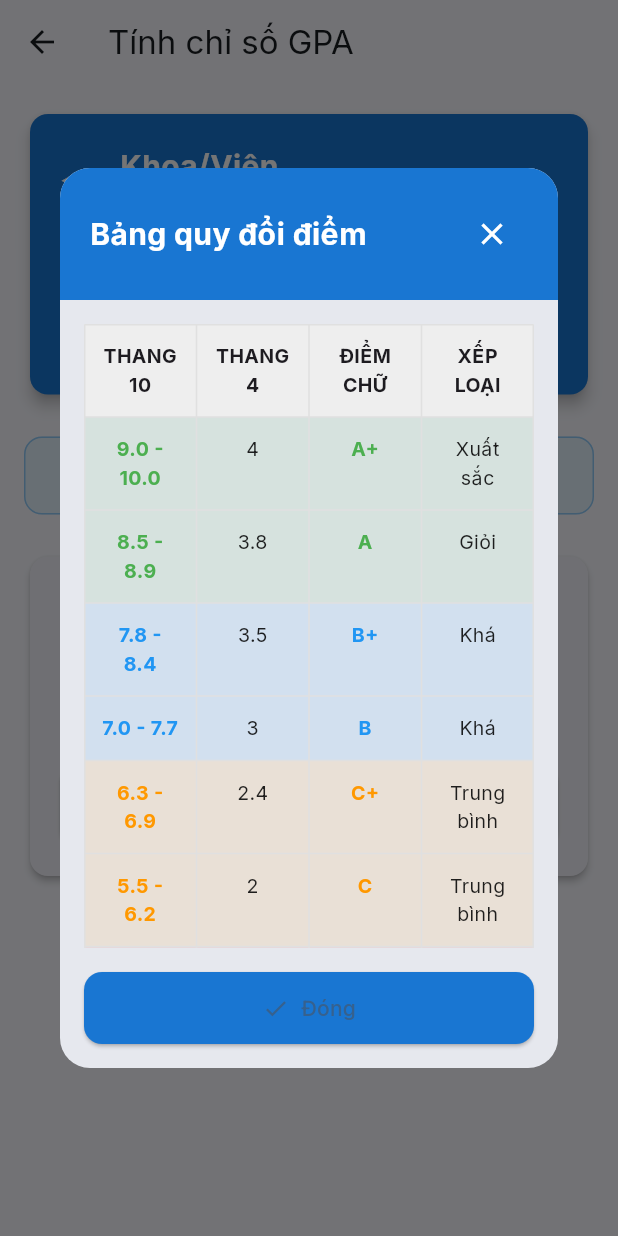
After one commit to MonsieurDalex0512/lms_KMA, a Flutter app: the GPACalculatorScreen screen opened directly, after a tap on "Thang điểm", on a phone screen of 412 x 824 dp. The commit adds this screen. Run offline on Flutter 3.47's test engine with Material 3 defaults, Android fonts, the phone set to English and light mode, and no system bars; our stand-ins replace dio, fl_chart, go_router, google_fonts, jwt_decoder, shared_preferences and 2 more; missing offline and left inert: webview_flutter_android; accounts and stored records are empty; network calls fail.

Commit message:
Update tiện ích tính GPA mong muốn

```diff
--- /dev/null
+++ b/lms_mobile/lib/features/student/gpa_calculator_screen.dart
@@ -0,0 +1,544 @@
+import 'package:flutter/material.dart';
+import '../../core/api_client.dart';
+
+class GPACalculatorScreen extends StatefulWidget {
+  const GPACalculatorScreen({super.key});
+
+  @override
+  State<GPACalculatorScreen> createState() => _GPACalculatorScreenState();
+}
+
+class _GPACalculatorScreenState extends State<GPACalculatorScreen> {
+  final ApiClient _apiClient = ApiClient();
+  String? _departmentName;
+  int _totalCredits = 130;
+  int _completedCredits = 0;
+  double _currentGPA = 0.0;
+  bool _isLoading = true;
+
+  final TextEditingController _targetGPAController = TextEditingController();
+
+  @override
+  void initState() {
+    super.initState();
+    _loadStudentInfo();
+  }
+
+  @override
+  void dispose() {
+    _targetGPAController.dispose();
+    super.dispose();
+  }
+
+  Future<void> _loadStudentInfo() async {
+    try {
+      final response = await _apiClient.client.get('/students/me');
+      if (response.data != null) {
+        setState(() {
+          _departmentName = response.data['department_name'] ?? 'Khoa/Viện';
+        });
+      }
+
+      // Load academic summary để lấy thông tin tín chỉ
+      final summaryResponse = await _apiClient.client.get('/students/academic-summary');
+      if (summaryResponse.data != null) {
+        setState(() {
+          _completedCredits = summaryResponse.data['total_completed_credits'] ?? 0;
+          _currentGPA = summaryResponse.data['cumulative_cpa'] ?? 0.0;
+          _isLoading = false;
+        });
+      } else {
+        setState(() {
+          _isLoading = false;
+        });
+      }
+    } catch (e) {
+      print('Error loading student info: $e');
+      setState(() {
+        _isLoading = false;
+      });
+    }
+  }
+
+  int get _remainingCredits => _totalCredits - _completedCredits;
+
+  void _showGradeScaleDialog() {
+    showDialog(
+      context: context,
+      builder: (context) => _GradeScaleDialog(),
+    );
+  }
+
+  void _calculateTargetGPA() {
+    final targetGPA = double.tryParse(_targetGPAController.text);
+    if (targetGPA == null || targetGPA < 0 || targetGPA > 4.0) {
+      _showErrorDialog('Vui lòng nhập GPA hợp lệ (0.0 - 4.0)');
+      return;
+    }
+
+    if (_remainingCredits <= 0) {
+      _showErrorDialog('Bạn đã hoàn thành đủ số tín chỉ yêu cầu!');
+      return;
+    }
+
+    // Tính GPA cần đạt: (targetGPA * totalCredits - currentGPA * completedCredits) / remainingCredits
+    final requiredGPA = (_totalCredits * targetGPA - _completedCredits * _currentGPA) / _remainingCredits;
+
+    if (requiredGPA > 4.0) {
+      _showErrorDialog(
+        'Không thể đạt được GPA ${targetGPA.toStringAsFixed(2)}!\n'
+        'Với ${_remainingCredits} tín chỉ còn lại, bạn cần đạt GPA tối đa 4.0, '
+        'nhưng vẫn chỉ đạt được GPA tối đa ${((_completedCredits * _currentGPA + _remainingCredits * 4.0) / _totalCredits).toStringAsFixed(2)}.',
+      );
+      return;
+    }
+
+    if (requiredGPA < 0) {
+      _showErrorDialog('Bạn đã đạt hoặc vượt mức GPA mong đợi!');
+      return;
+    }
+
+    _showResultDialog(targetGPA, requiredGPA);
+  }
+
+  void _showResultDialog(double targetGPA, double requiredGPA) {
+    showDialog(
+      context: context,
+      builder: (context) => AlertDialog(
+        shape: RoundedRectangleBorder(borderRadius: BorderRadius.circular(20)),
+        title: Row(
+          children: [
+            Icon(Icons.check_circle, color: Colors.green, size: 28),
+            const SizedBox(width: 8),
+            const Expanded(child: Text('Kết quả tính toán')),
+          ],
+        ),
+        content: Column(
+          mainAxisSize: MainAxisSize.min,
+          crossAxisAlignment: CrossAxisAlignment.start,
+          children: [
+            _buildResultRow('GPA hiện tại:', _currentGPA.toStringAsFixed(2)),
+            _buildResultRow('Tín chỉ đã hoàn thành:', '$_completedCredits / $_totalCredits'),
+            _buildResultRow('Tín chỉ còn lại:', '$_remainingCredits'),
+            const Divider(height: 24),
+            _buildResultRow('GPA mong đợi:', targetGPA.toStringAsFixed(2), isHighlight: true),
+            const SizedBox(height: 8),
+            Container(
+              padding: const EdgeInsets.all(12),
+              decoration: BoxDecoration(
+                color: _getGPAColor(requiredGPA).withOpacity(0.1),
+                borderRadius: BorderRadius.circular(8),
+                border: Border.all(color: _getGPAColor(requiredGPA), width: 2),
+              ),
+              child: Row(
+                children: [
+                  Icon(Icons.trending_up, color: _getGPAColor(requiredGPA)),
+                  const SizedBox(width: 8),
+                  Expanded(
+                    child: Column(
+                      crossAxisAlignment: CrossAxisAlignment.start,
+                      children: [
+                        Text(
+                          'GPA trung bình cần đạt:',
+                          style: TextStyle(fontSize: 12, color: Colors.grey[600]),
+                        ),
+                        Text(
+                          requiredGPA.toStringAsFixed(2),
+                          style: TextStyle(
+                            fontSize: 24,
+                            fontWeight: FontWeight.bold,
+                            color: _getGPAColor(requiredGPA),
+                          ),
+                        ),
+                      ],
+                    ),
+                  ),
+                ],
+              ),
+            ),
+          ],
+        ),
+        actions: [
+          TextButton(
+            onPressed: () => Navigator.pop(context),
+            child: const Text('Đóng'),
+          ),
+        ],
+      ),
+    );
+  }
+
+  Widget _buildResultRow(String label, String value, {bool isHighlight = false}) {
+    return Padding(
+      padding: const EdgeInsets.symmetric(vertical: 4),
+      child: Row(
+        mainAxisAlignment: MainAxisAlignment.spaceBetween,
+        children: [
+          Text(
+            label,
+            style: TextStyle(
+              fontSize: isHighlight ? 16 : 14,
+              fontWeight: isHighlight ? FontWeight.bold : FontWeight.normal,
+              color: Colors.grey[700],
+            ),
+          ),
+          Text(
+            value,
+            style: TextStyle(
+              fontSize: isHighlight ? 18 : 14,
+              fontWeight: FontWeight.bold,
+              color: isHighlight ? Colors.blue.shade700 : Colors.black87,
+            ),
+          ),
+        ],
+      ),
+    );
+  }
+
+  void _showErrorDialog(String message) {
+    showDialog(
+      context: context,
+      builder: (context) => AlertDialog(
+        shape: RoundedRectangleBorder(borderRadius: BorderRadius.circular(20)),
+        title: Row(
+          children: [
+            Icon(Icons.error_outline, color: Colors.red, size: 28),
+            const SizedBox(width: 8),
+            const Expanded(child: Text('Thông báo')),
+          ],
+        ),
+        content: Text(message),
+        actions: [
+          TextButton(
+            onPressed: () => Navigator.pop(context),
+            child: const Text('Đóng'),
+          ),
+        ],
+      ),
+    );
+  }
+
+  Color _getGPAColor(double gpa) {
+    if (gpa >= 3.2) return Colors.green;
+    if (gpa >= 2.5) return Colors.blue;
+    if (gpa >= 2.0) return Colors.orange;
+    return Colors.red;
+  }
+
+  @override
+  Widget build(BuildContext context) {
+    return Scaffold(
+      appBar: AppBar(
+        title: const Text('Tính chỉ số GPA'),
+      ),
+      body: _isLoading
+          ? const Center(child: CircularProgressIndicator())
+          : SingleChildScrollView(
+              padding: const EdgeInsets.all(16),
+              child: Column(
+                crossAxisAlignment: CrossAxisAlignment.start,
+                children: [
+                  // Header card với thông tin Khoa/Viện và tổng tín chỉ
+                  Card(
+                    elevation: 4,
+                    color: Colors.blue.shade700,
+                    child: Padding(
+                      padding: const EdgeInsets.all(20),
+                      child: Column(
+                        children: [
+                          Row(
+                            children: [
+                              Icon(Icons.school, color: Colors.white, size: 28),
+                              const SizedBox(width: 12),
+                              Expanded(
+                                child: Column(
+                                  crossAxisAlignment: CrossAxisAlignment.start,
+                                  children: [
+                                    Text(
+                                      _departmentName ?? 'Khoa/Viện',
+                                      style: const TextStyle(
+                                        color: Colors.white,
+                                        fontSize: 20,
+                                        fontWeight: FontWeight.bold,
+                                      ),
+                                    ),
+                                    const SizedBox(height: 4),
+                                    Text(
+                                      'Tổng số tín chỉ: $_totalCredits',
+                                      style: TextStyle(
+                                        color: Colors.white.withOpacity(0.9),
+                                        fontSize: 16,
+                                      ),
+                                    ),
+                                  ],
+                                ),
+                              ),
+                            ],
+                          ),
+                          const SizedBox(height: 16),
+                          const Divider(color: Colors.white24),
+                          const SizedBox(height: 12),
+                          Row(
+                            mainAxisAlignment: MainAxisAlignment.spaceAround,
+                            children: [
+                              _buildStatCard('Đã hoàn thành', '$_completedCredits TC', Colors.green),
+                              _buildStatCard('Còn lại', '$_remainingCredits TC', Colors.orange),
+                              _buildStatCard('GPA hiện tại', _currentGPA.toStringAsFixed(2), Colors.blue),
+                            ],
+                          ),
+                        ],
+                      ),
+                    ),
+                  ),
+                  const SizedBox(height: 24),
+
+                  // Nút Thang điểm
+                  SizedBox(
+                    width: double.infinity,
+                    child: ElevatedButton.icon(
+                      onPressed: _showGradeScaleDialog,
+                      icon: const Icon(Icons.table_chart),
+                      label: const Text('Thang điểm'),
+                      style: ElevatedButton.styleFrom(
+                        padding: const EdgeInsets.symmetric(vertical: 16),
+                        backgroundColor: Colors.blue.shade50,
+                        foregroundColor: Colors.blue.shade700,
+                        elevation: 0,
+                        shape: RoundedRectangleBorder(
+                          borderRadius: BorderRadius.circular(12),
+                          side: BorderSide(color: Colors.blue.shade200, width: 1),
+                        ),
+                      ),
+                    ),
+                  ),
+                  const SizedBox(height: 24),
+
+                  // Phần tính GPA mong đợi
+                  Card(
+                    elevation: 2,
+                    child: Padding(
+                      padding: const EdgeInsets.all(20),
+                      child: Column(
+                        crossAxisAlignment: CrossAxisAlignment.start,
+                        children: [
+                          Row(
+                            children: [
+                              Icon(Icons.calculate, color: Colors.blue.shade700, size: 24),
+                              const SizedBox(width: 8),
+                              const Text(
+                                'Tính GPA mong đợi',
+                                style: TextStyle(
+                                  fontSize: 18,
+                                  fontWeight: FontWeight.bold,
+                                ),
+                              ),
+                            ],
+                          ),
+                          const SizedBox(height: 16),
+                          TextField(
+                            controller: _targetGPAController,
+                            keyboardType: TextInputType.numberWithOptions(decimal: true),
+                            decoration: InputDecoration(
+                              labelText: 'Nhập GPA mong đợi (0.0 - 4.0)',
+                              hintText: 'Ví dụ: 3.5',
+                              prefixIcon: const Icon(Icons.star),
+                              border: OutlineInputBorder(
+                                borderRadius: BorderRadius.circular(12),
+                              ),
+                              filled: true,
+                              fillColor: Colors.grey[50],
+                            ),
+                          ),
+                          const SizedBox(height: 20),
+                          SizedBox(
+                            width: double.infinity,
+                            child: ElevatedButton(
+                              onPressed: _calculateTargetGPA,
+                              style: ElevatedButton.styleFrom(
+                                padding: const EdgeInsets.symmetric(vertical: 16),
+                                backgroundColor: Colors.blue.shade700,
+                                shape: RoundedRectangleBorder(
+                                  borderRadius: BorderRadius.circular(12),
+                                ),
+                              ),
+                              child: const Text(
+                                'Tính toán',
+                                style: TextStyle(fontSize: 16, fontWeight: FontWeight.bold),
+                              ),
+                            ),
+                          ),
+                        ],
+                      ),
+                    ),
+                  ),
+                ],
+              ),
+            ),
+    );
+  }
+
+  Widget _buildStatCard(String label, String value, Color color) {
+    return Column(
+      children: [
+        Text(
+          label,
+          style: TextStyle(color: Colors.white.withOpacity(0.8), fontSize: 12),
+        ),
+        const SizedBox(height: 4),
+        Text(
+          value,
+          style: const TextStyle(
+            color: Colors.white,
+            fontSize: 18,
+            fontWeight: FontWeight.bold,
+          ),
+        ),
+      ],
+    );
+  }
+}
+
+// Dialog hiển thị bảng quy đổi điểm
+class _GradeScaleDialog extends StatelessWidget {
+  final List<Map<String, dynamic>> _gradeScale = [
+    {'range': '9.0 - 10.0', 'scale4': '4', 'letter': 'A+', 'classification': 'Xuất sắc', 'color': Colors.green},
+    {'range': '8.5 - 8.9', 'scale4': '3.8', 'letter': 'A', 'classification': 'Giỏi', 'color': Colors.green},
+    {'range': '7.8 - 8.4', 'scale4': '3.5', 'letter': 'B+', 'classification': 'Khá', 'color': Colors.blue},
+    {'range': '7.0 - 7.7', 'scale4': '3', 'letter': 'B', 'classification': 'Khá', 'color': Colors.blue},
+    {'range': '6.3 - 6.9', 'scale4': '2.4', 'letter': 'C+', 'classification': 'Trung bình', 'color': Colors.orange},
+    {'range': '5.5 - 6.2', 'scale4': '2', 'letter': 'C', 'classification': 'Trung bình', 'color': Colors.orange},
+    {'range': '4.8 - 5.4', 'scale4': '1.5', 'letter': 'D+', 'classification': 'Trung bình yếu', 'color': Colors.red},
+    {'range': '4.0 - 4.7', 'scale4': '1', 'letter': 'D', 'classification': 'Trung bình yếu', 'color': Colors.red},
+    {'range': '0.0 - 3.9', 'scale4': '0', 'letter': 'F', 'classification': 'Kém', 'color': Colors.red},
+  ];
+
+  _GradeScaleDialog({super.key});
+
+  @override
+  Widget build(BuildContext context) {
+    return Dialog(
+      shape: RoundedRectangleBorder(borderRadius: BorderRadius.circular(20)),
+      child: Container(
+        constraints: const BoxConstraints(maxHeight: 600),
+        child: Column(
+          mainAxisSize: MainAxisSize.min,
+          children: [
+            // Header
+            Container(
+              padding: const EdgeInsets.all(20),
+              decoration: BoxDecoration(
+                color: Colors.blue.shade700,
+                borderRadius: const BorderRadius.only(
+                  topLeft: Radius.circular(20),
+                  topRight: Radius.circular(20),
+                ),
+              ),
+              child: Row(
+                children: [
+                  const Expanded(
+                    child: Text(
+                      'Bảng quy đổi điểm',
+                      style: TextStyle(
+                        color: Colors.white,
+                        fontSize: 20,
+                        fontWeight: FontWeight.bold,
+                      ),
+                    ),
+                  ),
+                  IconButton(
+                    icon: const Icon(Icons.close, color: Colors.white),
+                    onPressed: () => Navigator.pop(context),
+                  ),
+                ],
+              ),
+            ),
+            // Table
+            Flexible(
+              child: SingleChildScrollView(
+                child: Padding(
+                  padding: const EdgeInsets.all(16),
+                  child: Table(
+                    border: TableBorder.all(color: Colors.grey[300]!, width: 1),
+                    children: [
+                      // Header row
+                      TableRow(
+                        decoration: BoxDecoration(color: Colors.grey[200]),
+                        children: [
+                          _buildHeaderCell('THANG 10'),
+                          _buildHeaderCell('THANG 4'),
+                          _buildHeaderCell('ĐIỂM CHỮ'),
+                          _buildHeaderCell('XẾP LOẠI'),
+                        ],
+                      ),
+                      // Data rows
+                      ..._gradeScale.map((grade) {
+                        final color = grade['color'] as Color;
+                        return TableRow(
+                          decoration: BoxDecoration(color: color.withOpacity(0.1)),
+                          children: [
+                            _buildDataCell(grade['range'], color),
+                            _buildDataCell(grade['scale4']),
+                            _buildDataCell(grade['letter'], color),
+                            _buildDataCell(grade['classification']),
+                          ],
+                        );
+                      }),
+                    ],
+                  ),
+                ),
+              ),
+            ),
+            // Footer button
+            Padding(
+              padding: const EdgeInsets.all(16),
+              child: SizedBox(
+                width: double.infinity,
+                child: ElevatedButton.icon(
+                  onPressed: () => Navigator.pop(context),
+                  icon: const Icon(Icons.check),
+                  label: const Text('Đóng'),
+                  style: ElevatedButton.styleFrom(
+                    padding: const EdgeInsets.symmetric(vertical: 14),
+                    backgroundColor: Colors.blue.shade700,
+                    shape: RoundedRectangleBorder(
+                      borderRadius: BorderRadius.circular(12),
+                    ),
+                  ),
+                ),
+              ),
+            ),
+          ],
+        ),
+      ),
+    );
+  }
+
+  Widget _buildHeaderCell(String text) {
+    return Padding(
+      padding: const EdgeInsets.all(12),
+      child: Text(
+        text,
+        style: const TextStyle(
+          fontWeight: FontWeight.bold,
+          fontSize: 13,
+        ),
+        textAlign: TextAlign.center,
+      ),
+    );
+  }
+
+  Widget _buildDataCell(String text, [Color? color]) {
+    return Padding(
+      padding: const EdgeInsets.all(12),
+      child: Text(
+        text,
+        style: TextStyle(
+          fontSize: 13,
+          color: color ?? Colors.black87,
+          fontWeight: color != null ? FontWeight.bold : FontWeight.normal,
+        ),
+        textAlign: TextAlign.center,
+      ),
+    );
+  }
+}
--- a/lms_mobile/lib/features/student/student_home_screen.dart
+++ b/lms_mobile/lib/features/student/student_home_screen.dart
@@ -7,6 +7,7 @@ import 'projects_screen.dart';
 import 'reports_screen.dart';
 import 'notifications_screen.dart';
 import 'tuition_screen.dart';
+import 'utilities_screen.dart';
 
 class StudentHomeScreen extends StatefulWidget {
   const StudentHomeScreen({super.key});
@@ -104,6 +105,9 @@ class _StudentHomeScreenState extends State<StudentHomeScreen> {
                   _buildMenuItem(context, "Học phí", Icons.monetization_on, Colors.amber, () {
                     Navigator.push(context, MaterialPageRoute(builder: (_) => const TuitionScreen()));
                   }),
+                  _buildMenuItem(context, "Tiện ích", Icons.build, Colors.indigo, () {
+                    Navigator.push(context, MaterialPageRoute(builder: (_) => const UtilitiesScreen()));
+                  }),
                 ],
               ),
             ],
```
Also changed, not shown: lms_mobile/lib/features/student/utilities_screen.dart (added, +90 -0 lines).
